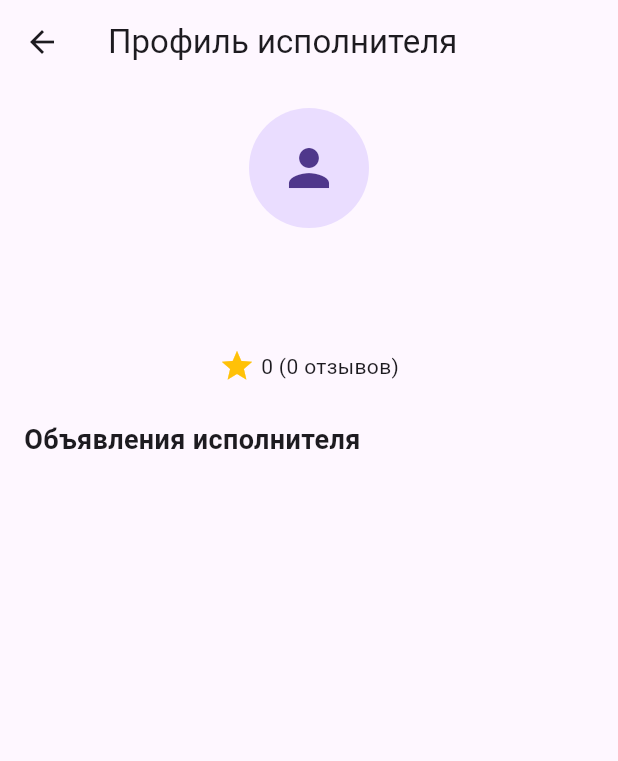
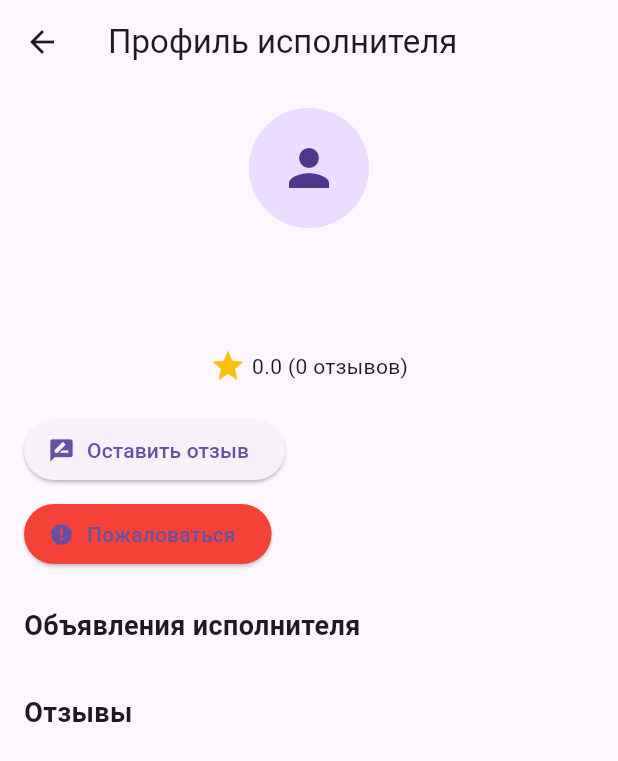
Before and after one commit to jul1zzZ/agregatorAppM, a Flutter app: the PerformerProfileScreen screen opened directly with empty values, on a phone screen of 412 x 824 dp. Shown: the top 761 px of the screen. Run offline on Flutter 3.47's test engine with Material 3 defaults, Android fonts, the phone set to English and light mode, and no system bars; our stand-ins replace cloud_firestore, firebase_auth, firebase_core, flutter_map, geolocator, image_picker and 2 more; accounts and stored records are empty.

Commit message:
create response, job screen, edit profile, edit detail screen, future mb add push

```diff
--- a/lib/screens/performer_profile_screen.dart
+++ b/lib/screens/performer_profile_screen.dart
@@ -1,58 +1,152 @@
 import 'package:agregatorapp/models/service_model.dart';
 import 'package:flutter/material.dart';
 import 'package:cloud_firestore/cloud_firestore.dart';
+import 'package:firebase_auth/firebase_auth.dart';
 
-class PerformerProfileScreen extends StatelessWidget {
+class PerformerProfileScreen extends StatefulWidget {
   final String performerId;
 
   const PerformerProfileScreen({Key? key, required this.performerId}) : super(key: key);
 
+  @override
+  State<PerformerProfileScreen> createState() => _PerformerProfileScreenState();
+}
+
+class _PerformerProfileScreenState extends State<PerformerProfileScreen> {
+  late String currentUserId;
+
+  @override
+  void initState() {
+    super.initState();
+    currentUserId = FirebaseAuth.instance.currentUser?.uid ?? '';
+  }
+
   Future<Map<String, dynamic>?> fetchUserData() async {
-    final userDoc = await FirebaseFirestore.instance.collection('users').doc(performerId).get();
+    final userDoc = await FirebaseFirestore.instance.collection('users').doc(widget.performerId).get();
     return userDoc.exists ? userDoc.data() : null;
   }
 
   Future<List<Service>> fetchUserServices() async {
     final snapshot = await FirebaseFirestore.instance
         .collection('services')
-        .where('masterId', isEqualTo: performerId)
+        .where('masterId', isEqualTo: widget.performerId)
+        .get();
+    return snapshot.docs.map((doc) => Service.fromFirestore(doc)).toList();
+  }
+
+  Future<List<Map<String, dynamic>>> fetchReviews() async {
+    final snapshot = await FirebaseFirestore.instance
+        .collection('reviews')
+        .where('toUserId', isEqualTo: widget.performerId)
         .get();
 
-    return snapshot.docs.map((doc) => Service.fromFirestore(doc)).toList();
+    return snapshot.docs.map((doc) => doc.data()).toList();
+  }
+
+  Future<void> leaveReviewDialog() async {
+    final controller = TextEditingController();
+    double rating = 5.0;
+
+    await showDialog(
+      context: context,
+      builder: (_) => AlertDialog(
+        title: const Text('Оставить отзыв'),
+        content: Column(
+          mainAxisSize: MainAxisSize.min,
+          children: [
+            TextField(
+              controller: controller,
+              decoration: const InputDecoration(labelText: 'Комментарий'),
+            ),
+            const SizedBox(height: 10),
+            Text('Оценка:'),
+            Slider(
+              value: rating,
+              min: 1,
+              max: 5,
+              divisions: 4,
+              label: rating.toString(),
+              onChanged: (value) => setState(() => rating = value),
+            )
+          ],
+        ),
+        actions: [
+          TextButton(onPressed: () => Navigator.pop(context), child: const Text('Отмена')),
+          ElevatedButton(
+            onPressed: () async {
+              await FirebaseFirestore.instance.collection('reviews').add({
+                'fromUserId': currentUserId,
+                'toUserId': widget.performerId,
+                'comment': controller.text,
+                'rating': rating,
+                'createdAt': Timestamp.now(),
+              });
+              Navigator.pop(context);
+              ScaffoldMessenger.of(context).showSnackBar(
+                const SnackBar(content: Text('Отзыв оставлен')),
+              );
+              setState(() {});
+            },
+            child: const Text('Оставить'),
+          ),
+        ],
+      ),
+    );
+  }
+
+  Future<void> reportUser() async {
+    await FirebaseFirestore.instance.collection('complaints').add({
+      'fromUserId': currentUserId,
+      'toUserId': widget.performerId,
+      'createdAt': Timestamp.now(),
+    });
+    ScaffoldMessenger.of(context).showSnackBar(
+      const SnackBar(content: Text('Жалоба отправлена')),
+    );
   }
 
   @override
   Widget build(BuildContext context) {
     return Scaffold(
-      appBar: AppBar(title: Text('Профиль исполнителя')),
+      appBar: AppBar(title: const Text('Профиль исполнителя')),
       body: FutureBuilder(
-        future: Future.wait([fetchUserData(), fetchUserServices()]),
+        future: Future.wait([fetchUserData(), fetchUserServices(), fetchReviews()]),
         builder: (context, snapshot) {
-          if (!snapshot.hasData) return Center(child: CircularProgressIndicator());
+          if (!snapshot.hasData) return const Center(child: CircularProgressIndicator());
 
           final userData = snapshot.data![0] as Map<String, dynamic>?;
           final services = snapshot.data![1] as List<Service>;
+          final reviews = snapshot.data![2] as List<Map<String, dynamic>>;
 
-          if (userData == null) return Center(child: Text('Пользователь не найден'));
+          if (userData == null) return const Center(child: Text('Пользователь не найден'));
+
+          double avgRating = 0;
+          if (reviews.isNotEmpty) {
+            avgRating = reviews.map((r) => r['rating'] as num).reduce((a, b) => a + b) / reviews.length;
+          }
 
           return SingleChildScrollView(
-            padding: EdgeInsets.all(16),
+            padding: const EdgeInsets.all(16),
+            child: Column(
+              crossAxisAlignment: CrossAxisAlignment.start,
+              children: [
+                Center(
                   child: Column(
                     children: [
                       CircleAvatar(
                         radius: 40,
-                  backgroundImage: userData['profileImageUrl'] != null &&
-                          userData['profileImageUrl'].toString().isNotEmpty
+                        backgroundImage: (userData['profileImageUrl'] ?? '').toString().isNotEmpty
                             ? NetworkImage(userData['profileImageUrl'])
                             : null,
-                  child: userData['profileImageUrl'] == null ||
-                          userData['profileImageUrl'].toString().isEmpty
-                      ? Icon(Icons.person, size: 40)
+                        child: (userData['profileImageUrl'] ?? '').toString().isEmpty
+                            ? const Icon(Icons.person, size: 40)
                             : null,
                       ),
-                SizedBox(height: 12),
-                Text(userData['name'] ?? 'Без имени',
-                    style: TextStyle(fontSize: 20, fontWeight: FontWeight.bold)),
+                      const SizedBox(height: 12),
+                      Text(
+                        userData['name'] ?? 'Без имени',
+                        style: const TextStyle(fontSize: 20, fontWeight: FontWeight.bold),
+                      ),
                       if (userData['bio'] != null)
                         Padding(
                           padding: const EdgeInsets.symmetric(vertical: 8),
@@ -62,22 +156,42 @@ class PerformerProfileScreen extends StatelessWidget {
                       Row(
                         mainAxisAlignment: MainAxisAlignment.center,
                         children: [
-                    Icon(Icons.star, color: Colors.amber),
-                    SizedBox(width: 4),
-                    Text('${userData['rating'] ?? 0} (${userData['reviewCount'] ?? 0} отзывов)'),
+                          const Icon(Icons.star, color: Colors.amber),
+                          const SizedBox(width: 4),
+                          Text('${avgRating.toStringAsFixed(1)} (${reviews.length} отзывов)'),
                         ],
                       ),
-                SizedBox(height: 24),
-                Align(
-                  alignment: Alignment.centerLeft,
-                  child: Text('Объявления исполнителя',
+                    ],
+                  ),
+                ),
+                const SizedBox(height: 20),
+                ElevatedButton.icon(
+                  onPressed: leaveReviewDialog,
+                  icon: const Icon(Icons.rate_review),
+                  label: const Text('Оставить отзыв'),
+                ),
+                const SizedBox(height: 8),
+                ElevatedButton.icon(
+                  onPressed: reportUser,
+                  icon: const Icon(Icons.report),
+                  label: const Text('Пожаловаться'),
+                  style: ElevatedButton.styleFrom(backgroundColor: Colors.red),
+                ),
+                const SizedBox(height: 24),
+                const Text('Объявления исполнителя',
                     style: TextStyle(fontSize: 18, fontWeight: FontWeight.bold)),
-                ),
-                SizedBox(height: 8),
+                const SizedBox(height: 8),
                 ...services.map((s) => ListTile(
                       title: Text(s.title),
                       subtitle: Text(s.description),
                       trailing: Text('${s.price}₽'),
+                    )),
+                const SizedBox(height: 24),
+                const Text('Отзывы', style: TextStyle(fontSize: 18, fontWeight: FontWeight.bold)),
+                ...reviews.map((r) => ListTile(
+                      leading: const Icon(Icons.person),
+                      title: Text('Оценка: ${r['rating']}/5'),
+                      subtitle: Text(r['comment'] ?? ''),
                     )),
               ],
             ),
--- a/pubspec.yaml
+++ b/pubspec.yaml
@@ -40,6 +40,8 @@ dependencies:
   path_provider: ^2.0.8
   flutter_map: ^8.1.1
   latlong2: ^0.9.0
+  async: ^2.12.0
+  rxdart: ^0.27.7
 
 
 dev_dependencies:
```
Also changed, not shown: lib/main.dart (+6 -1 lines), lib/screens/home_screen.dart (+42 -49 lines), lib/screens/my_jobs_screen.dart (added, +80 -0 lines), lib/screens/responses_screen.dart (added, +114 -0 lines), lib/screens/service_detail_screen.dart (+64 -49 lines), pubspec.lock. Lines whose indentation alone changed are shown as unchanged.
